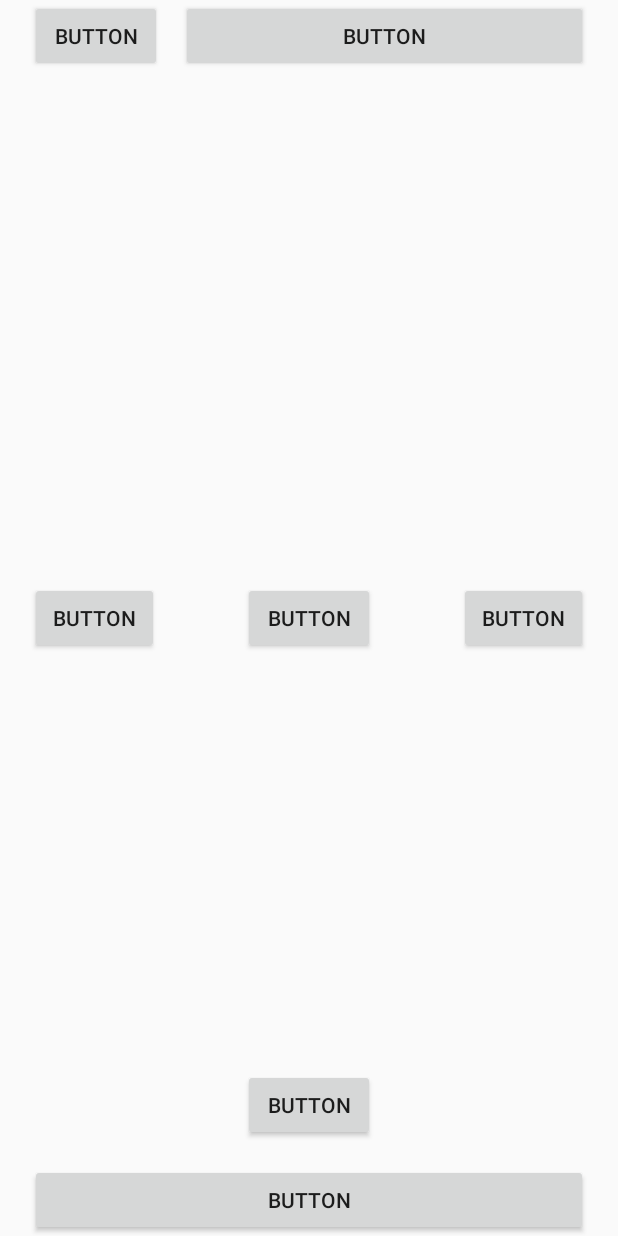
After one commit to THOMXS/estudo-layouts-android-studio, an Android app: the layout relativelayout03.xml on its own in the app's theme, with its tools: preview values and no code run, on a phone screen of 412 x 824 dp. The commit adds this screen. Run offline under Robolectric (Android 15) with nearby library versions, the phone set to English and light mode, and no system bars.

Commit message:
new layouts - linear/relative

```diff
--- a/app/src/main/res/layout/linearlayout03.xml
+++ b/app/src/main/res/layout/linearlayout03.xml
@@ -31,6 +31,7 @@
         android:layout_width="match_parent"
         android:layout_height="469dp"
         android:layout_weight="1"
+        android:layout_margin="2dp"
         android:background="#605E5E5E" />
     <LinearLayoutCompat
         android:layout_width="match_parent"
--- /dev/null
+++ b/app/src/main/res/layout/relativelayout03.xml
@@ -0,0 +1,60 @@
+<?xml version="1.0" encoding="utf-8"?>
+<RelativeLayout xmlns:android="http://schemas.android.com/apk/res/android"
+    android:layout_width="match_parent"
+    android:layout_height="match_parent"
+    android:layout_marginLeft="20dp"
+    android:layout_marginRight="20dp">
+    <Button
+        android:id="@+id/button2"
+        android:layout_width="wrap_content"
+        android:layout_height="wrap_content"
+        android:text="Button" />
+    <Button
+        android:id="@+id/button3"
+        android:layout_width="271dp"
+        android:layout_height="wrap_content"
+        android:layout_alignParentRight="true"
+        android:text="Button" />
+    <Button
+        android:id="@+id/button4"
+        android:layout_width="wrap_content"
+        android:layout_height="wrap_content"
+        android:layout_centerHorizontal="true"
+        android:layout_centerVertical="true"
+        android:text="Button" />
+    <Button
+        android:id="@+id/button5"
+        android:layout_width="wrap_content"
+        android:layout_height="wrap_content"
+        android:layout_alignBottom="@id/button4"
+        android:layout_alignParentLeft="true"
+        android:layout_centerInParent="true"
+        android:layout_marginRight="56dp"
+        android:layout_toLeftOf="@id/button4"
+        android:text="Button" />
+    <Button
+        android:id="@+id/button6"
+        android:layout_width="wrap_content"
+        android:layout_height="wrap_content"
+        android:layout_alignBottom="@id/button4"
+        android:layout_alignParentRight="true"
+        android:layout_centerInParent="true"
+        android:layout_marginLeft="56dp"
+        android:layout_toRightOf="@id/button4"
+        android:text="Button" />
+    <Button
+        android:id="@+id/button7"
+        android:layout_width="wrap_content"
+        android:layout_height="wrap_content"
+        android:layout_alignParentBottom="true"
+        android:layout_centerInParent="true"
+        android:layout_marginBottom="63dp"
+        android:text="Button" />
+    <Button
+        android:id="@+id/button8"
+        android:layout_width="match_parent"
+        android:layout_height="wrap_content"
+        android:layout_alignParentBottom="true"
+        android:layout_centerInParent="true"
+        android:text="Button" />
+</RelativeLayout>
```
Also changed, not shown: app/src/main/res/layout/relativelayout02.xml (+60 -2 lines).
